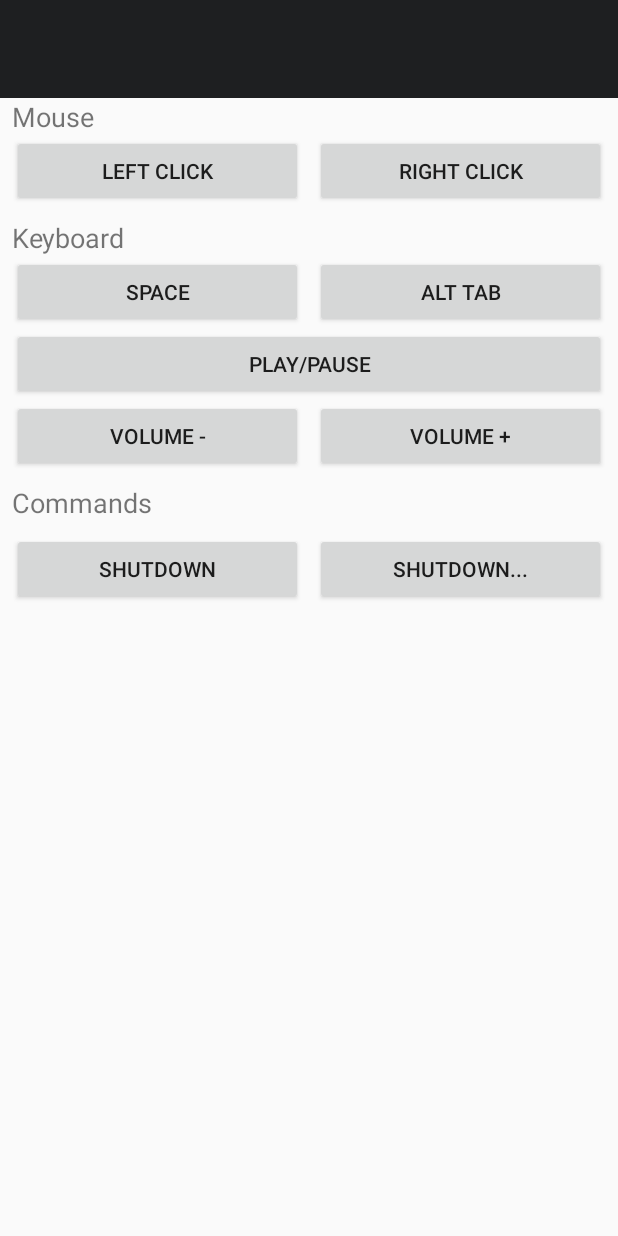
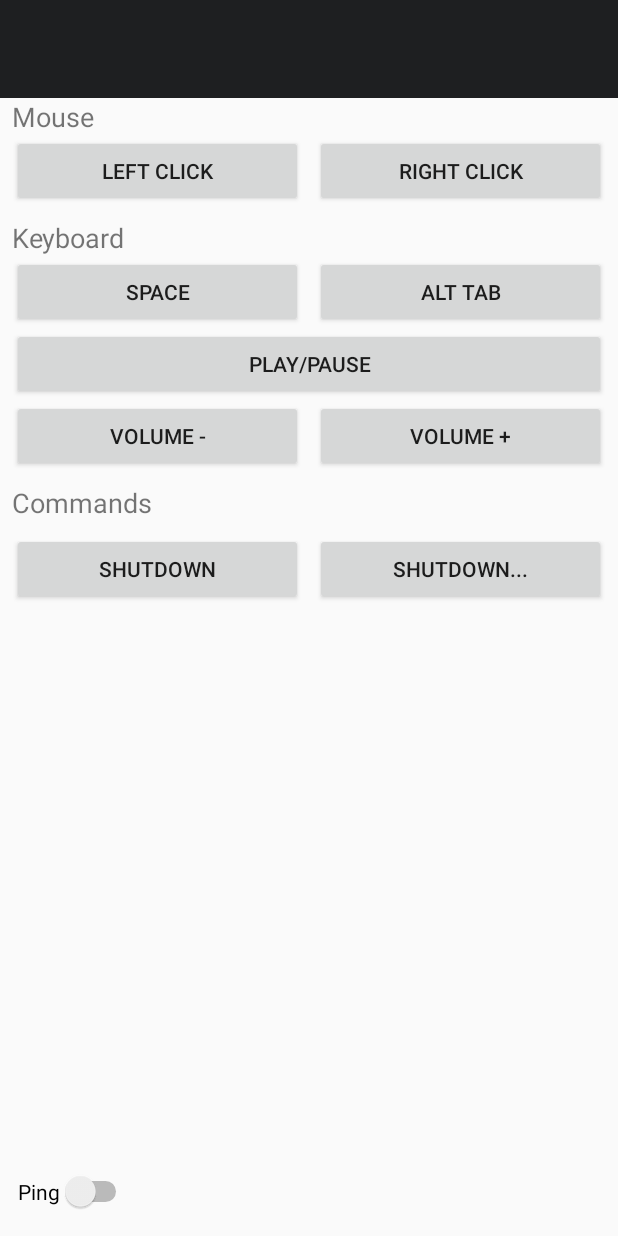
Before and after one commit to efkaxlog/AndroidRemote, an Android app: the ControlActivity screen opened directly, with no data from a screen before it, on a phone screen of 412 x 824 dp. Run offline under Robolectric (Android 15) with nearby library versions, the phone set to English and light mode, and no system bars; network calls fail; 3 statements that could not run were skipped.

Commit message:
New feature: user can now ping server to see the time it takes to send a packet.

```diff
--- a/app/build.gradle
+++ b/app/build.gradle
@@ -16,6 +16,10 @@ android {
             proguardFiles getDefaultProguardFile('proguard-android.txt'), 'proguard-rules.pro'
         }
     }
+    compileOptions {
+        sourceCompatibility = '1.8'
+        targetCompatibility = '1.8'
+    }
 }
 
 dependencies {
--- a/app/src/main/java/com/bajera/xlog/rc/network/Connection.java
+++ b/app/src/main/java/com/bajera/xlog/rc/network/Connection.java
@@ -19,6 +19,7 @@ public class Connection {
     public static final String actionConnect = "connect";
     public static final String actionSendData = "sendData";
     public static final String actionDisconnect  = "disconnect";
+    public static final String actionPing = "ping";
 
     private Server server;
     private Socket socket;
@@ -73,6 +74,14 @@ public class Connection {
         socket.close();
     }
 
+    /**
+     * Send some data and receive a bit too.
+     */
+    public void ping() throws IOException {
+        send("ping");
+        receiveAck();
+    }
+
     public Server getServer() {
         return server;
     }
--- a/app/src/main/java/com/bajera/xlog/rc/ui/ControlActivity.java
+++ b/app/src/main/java/com/bajera/xlog/rc/ui/ControlActivity.java
@@ -3,14 +3,15 @@ package com.bajera.xlog.rc.ui;
 import android.support.v7.app.AppCompatActivity;
 import android.os.Bundle;
 import android.support.v7.widget.Toolbar;
-import android.util.Log;
 import android.view.View;
+import android.widget.Switch;
 import android.widget.TextView;
 import android.widget.Toast;
 
 import com.bajera.xlog.rc.presenters.ControlActivityPresenter;
 import com.bajera.xlog.rc.R;
 import com.bajera.xlog.rc.settings.SharedPreferencesManager;
+
 
 /**
  * Activity where the user is connected to a server and can send various tasks for it to execute.
@@ -19,6 +20,8 @@ public class ControlActivity extends AppCompatActivity implements ControlActivit
 
     private ControlActivityPresenter presenter;
     private Toolbar toolbar;
+    private Switch pingToggle;
+    private TextView tvPing;
 
     @Override
     protected void onCreate(Bundle savedInstanceState) {
@@ -30,6 +33,11 @@ public class ControlActivity extends AppCompatActivity implements ControlActivit
         toolbar = (Toolbar) findViewById(R.id.toolbar_control);
         setSupportActionBar(toolbar);
         getSupportActionBar().setDisplayShowTitleEnabled(false);
+
+        tvPing = findViewById(R.id.tv_ping);
+        pingToggle = findViewById(R.id.switch_ping);
+        pingToggle.setOnCheckedChangeListener((compoundButton, isChecked) ->
+                presenter.onPingToggle(isChecked));
 
         presenter.onViewCreated();
     }
@@ -68,4 +76,15 @@ public class ControlActivity extends AppCompatActivity implements ControlActivit
         }
         Toast.makeText(getApplicationContext(), text, Toast.LENGTH_SHORT).show();
     }
+
+    @Override
+    public void setPingText(String pingText) {
+        /*
+        Calling runOnUiThread because this can (and most likely will) be called from a background
+        thread that is running a loop where it is pinging a server and notifying the ui thread.
+        */
+        runOnUiThread(() -> {
+            tvPing.setText(pingText);
+        });
+    }
 }
--- a/app/src/main/res/layout/activity_control.xml
+++ b/app/src/main/res/layout/activity_control.xml
@@ -171,5 +171,14 @@
         app:layout_constraintStart_toEndOf="@+id/btn_shutdown"
         app:layout_constraintTop_toBottomOf="@+id/tv_commands" />
 
+    <include
+        android:id="@+id/ping_bar"
+        layout="@layout/ping_bar"
+        android:layout_height="wrap_content"
+        android:layout_width="match_parent"
+        android:layout_marginBottom="8dp"
+        app:layout_constraintBottom_toBottomOf="parent"
+        tools:layout_editor_absoluteX="-16dp"></include>
+
 
 </android.support.constraint.ConstraintLayout>
--- /dev/null
+++ b/app/src/main/res/layout/ping_bar.xml
@@ -0,0 +1,31 @@
+<?xml version="1.0" encoding="utf-8"?>
+<android.support.constraint.ConstraintLayout
+    xmlns:android="http://schemas.android.com/apk/res/android"
+    xmlns:app="http://schemas.android.com/apk/res-auto"
+    android:layout_width="match_parent"
+    android:layout_height="wrap_content">
+
+    <Switch
+        android:id="@+id/switch_ping"
+        android:layout_width="wrap_content"
+        android:layout_height="wrap_content"
+        android:layout_marginStart="8dp"
+        android:layout_marginTop="8dp"
+        android:layout_marginBottom="8dp"
+        android:padding="4dp"
+        android:text="@string/ping"
+        app:layout_constraintBottom_toBottomOf="parent"
+        app:layout_constraintStart_toStartOf="parent"
+        app:layout_constraintTop_toTopOf="parent" />
+
+    <TextView
+        android:id="@+id/tv_ping"
+        android:layout_width="wrap_content"
+        android:layout_height="wrap_content"
+        android:layout_marginTop="8dp"
+        android:layout_marginEnd="8dp"
+        android:textSize="18sp"
+        app:layout_constraintBottom_toBottomOf="parent"
+        app:layout_constraintEnd_toEndOf="parent"
+        app:layout_constraintTop_toTopOf="parent" />
+</android.support.constraint.ConstraintLayout>
--- a/app/src/main/res/values/strings.xml
+++ b/app/src/main/res/values/strings.xml
@@ -17,6 +17,7 @@
     <string name="volume_down">Volume -</string>
     <string name="volume_mute">Mute</string>
     <string name="play_pause">Play/Pause</string>
+    <string name="ping">Ping</string>
 
     <!--Shared Preferences keys-->
     <string name="preference_file_key">com.bajera.xlog.rc</string>
```
Also changed, not shown: app/src/main/java/com/bajera/xlog/rc/network/PingNotification.java (added, +18 -0 lines), app/src/main/java/com/bajera/xlog/rc/network/Pinger.java (added, +62 -0 lines), app/src/main/java/com/bajera/xlog/rc/presenters/ControlActivityPresenter.java (+32 -4 lines), 1 other file.
